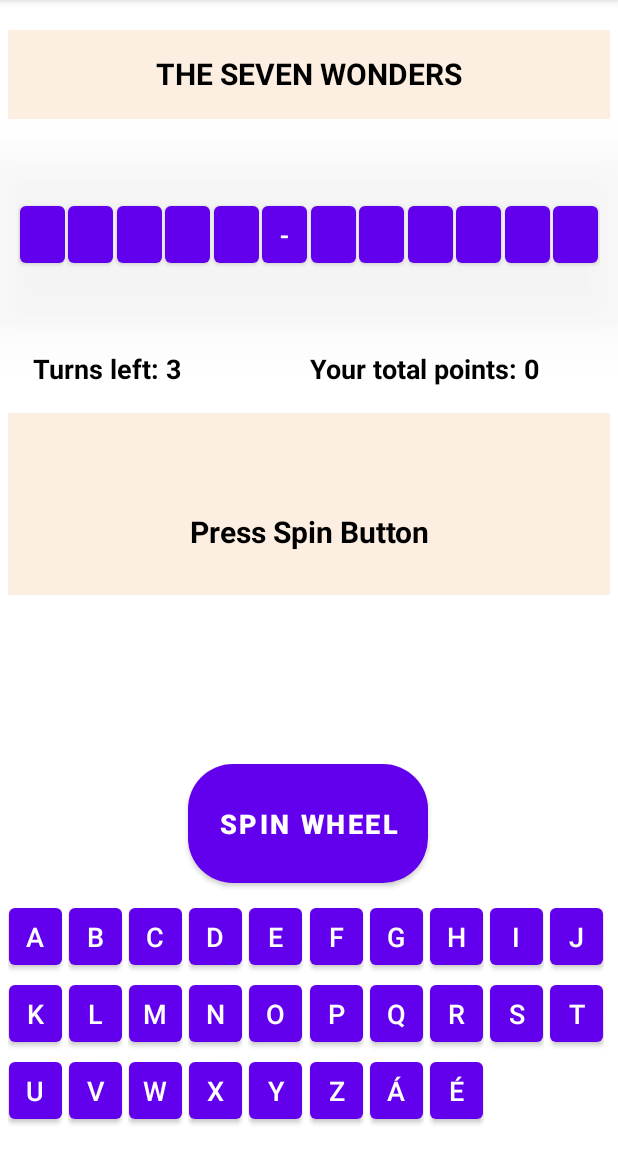
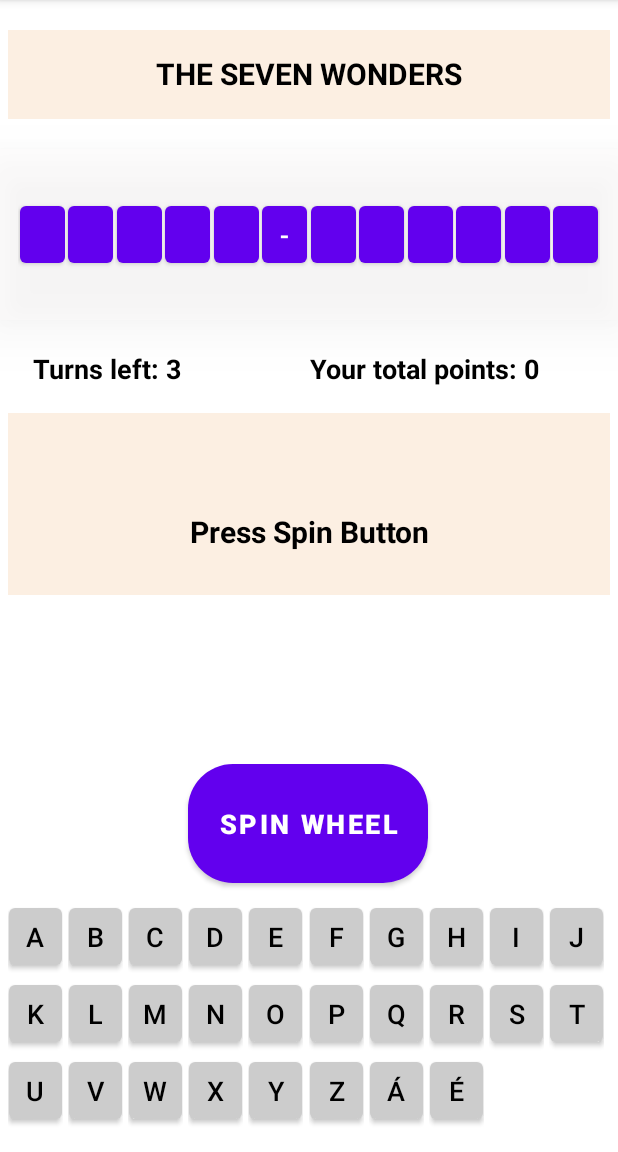
Before and after one commit to Zahedm45/s186517_Lykkehjulet, an Android app: the screen it shows after launch (MainActivity), on a phone screen of 412 x 824 dp, the part 84-1236 px from its top. Run offline under Robolectric (Android 15) with nearby library versions, the phone set to English and light mode, and no system bars.

Commit message:
changed keyboard color

```diff
--- a/app/src/main/java/com/example/s186517lykkehjulet/KeyboardAdapter.kt
+++ b/app/src/main/java/com/example/s186517lykkehjulet/KeyboardAdapter.kt
@@ -45,6 +45,8 @@ class KeyboardAdapter(
     override fun onBindViewHolder(holder: ViewHolder, position: Int) {
         val curKey = wordArr[position]
         holder.keyButton.text = curKey.toString()
+        holder.keyButton.setTextColor(Color.BLACK)
+        holder.keyButton.setBackgroundColor(Color.LTGRAY)
 
         holder.keyButton.setOnClickListener {
             val spinValue = board.player.spinWheelValue.toIntOrNull()
```
